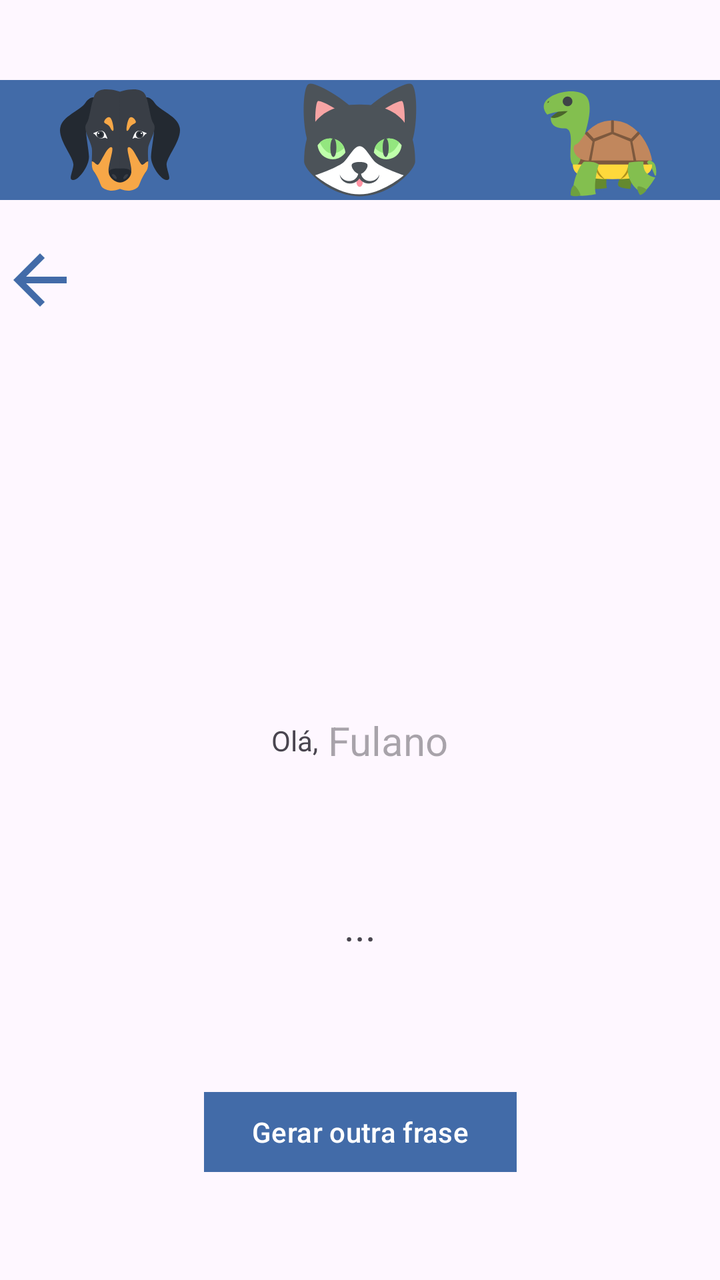
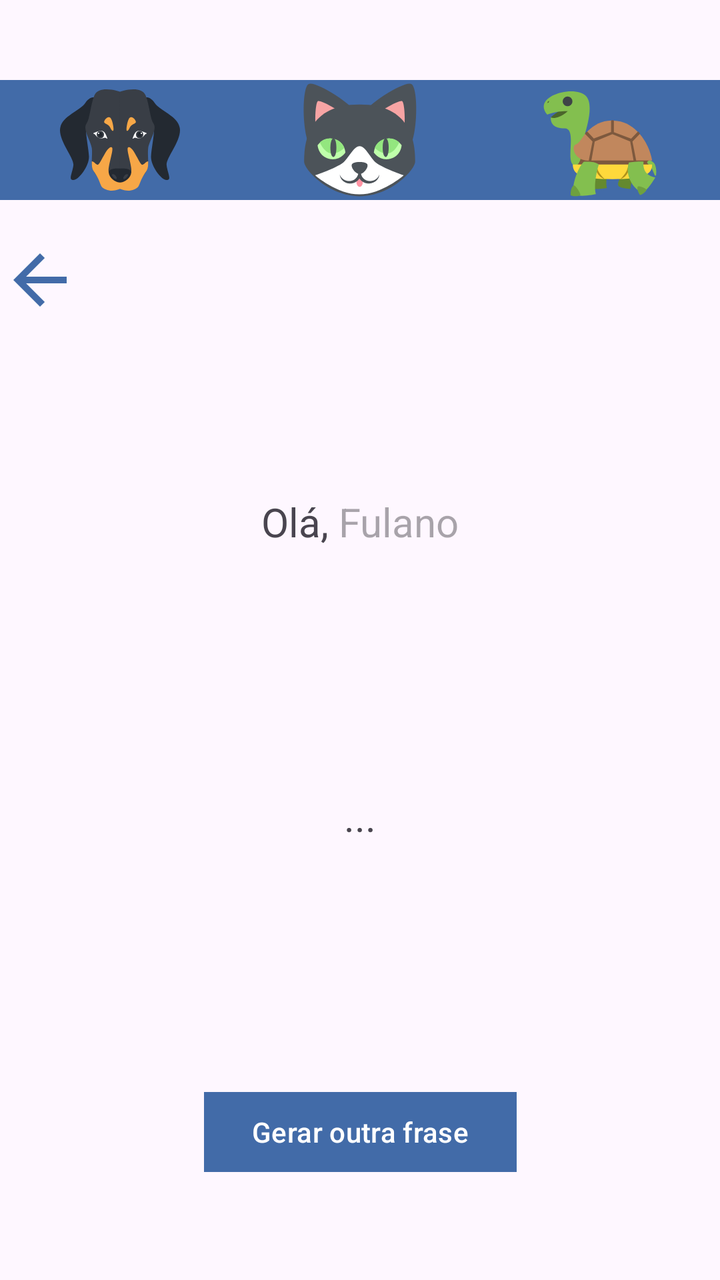

The first picture is an Android layout as it rendered before a commit; the second is the same layout after the commit. The layout source and the unified diff follow.
<!-- AndroidManifest.xml: application theme Theme.App2 -->
<!-- res/layout/activity_main2.xml -->
<?xml version="1.0" encoding="utf-8"?>
<androidx.constraintlayout.widget.ConstraintLayout xmlns:android="http://schemas.android.com/apk/res/android"
    xmlns:app="http://schemas.android.com/apk/res-auto"
    xmlns:tools="http://schemas.android.com/tools"
    android:id="@+id/main"
    android:layout_width="match_parent"
    android:layout_height="match_parent"
    tools:context=".MainActivity2">
<ImageView
    android:layout_marginTop="40dp"
    android:clickable="true"
    android:id="@+id/cachorro"
    android:layout_width="0dp"
    android:layout_height="60dp"
    android:src="@drawable/belinha"
    app:layout_constraintLeft_toLeftOf="parent"
    app:layout_constraintRight_toLeftOf="@id/gato"
    app:layout_constraintTop_toTopOf="parent"
    android:background="@color/blue"
    />
    <ImageView
        android:layout_marginTop="40dp"
        android:clickable="true"
        android:id="@+id/gato"
        android:layout_width="0dp"
        android:layout_height="60dp"
        android:src="@drawable/branquinho"
        app:layout_constraintLeft_toRightOf="@id/cachorro"
        app:layout_constraintRight_toLeftOf="@id/jabuti"
        app:layout_constraintHorizontal_chainStyle="packed"
        app:layout_constraintTop_toTopOf="parent"
        android:background="@color/blue"
        />
    <ImageView
        android:layout_marginTop="40dp"
        android:clickable="true"
        android:id="@+id/jabuti"
        android:layout_width="0dp"
        android:layout_height="60dp"
        android:src="@drawable/juju"
        app:layout_constraintLeft_toRightOf="@id/gato"
        app:layout_constraintRight_toRightOf="parent"
        app:layout_constraintHorizontal_chainStyle="packed"
        app:layout_constraintTop_toTopOf="parent"
        android:background="@color/blue"

        />
    <ImageView
        android:layout_marginTop="20dp"
        android:id="@+id/botaoVoltar"
        android:layout_width="40dp"
        android:layout_height="40dp"
        android:src="@drawable/outline_arrow_back_24"
        app:layout_constraintLeft_toLeftOf="parent"
        app:layout_constraintTop_toBottomOf="@+id/cachorro"

        />
    <TextView
        android:id="@+id/ola"
        android:layout_width="wrap_content"
        android:layout_height="wrap_content"
        app:layout_constraintTop_toBottomOf="@id/cachorro"
        android:text="@string/ola"
        app:layout_constraintRight_toLeftOf="@id/name2"
        app:layout_constraintHorizontal_chainStyle="packed"
        app:layout_constraintLeft_toLeftOf="parent"
        app:layout_constraintBottom_toBottomOf="parent"
        />
    <TextView
        android:id="@+id/name2"
        android:hint="Fulano"
        android:layout_width="wrap_content"
        android:layout_height="wrap_content"
        app:layout_constraintTop_toBottomOf="@id/cachorro"
        app:layout_constraintLeft_toRightOf="@id/ola"
        app:layout_constraintRight_toRightOf="parent"
        app:layout_constraintBottom_toBottomOf="parent"
        android:layout_marginLeft="5dp"
        android:textSize="20sp"
        />
    <TextView
        android:id="@+id/frases"
        android:layout_width="wrap_content"
        android:layout_height="wrap_content"
        app:layout_constraintTop_toBottomOf="@id/name2"
        app:layout_constraintLeft_toLeftOf="parent"
        app:layout_constraintRight_toRightOf="parent"
        app:layout_constraintBottom_toTopOf="@id/botaoFrase"
        android:textSize="20sp"
        android:text="@string/frases"
        android:paddingLeft="30dp"
        android:paddingRight="30dp"
        android:textAlignment="center"
        />
    <Button
        android:id="@+id/botaoFrase"
        android:layout_width="wrap_content"
        android:layout_height="wrap_content"
        android:hint="Gerar outra frase"
        android:textColorHint="@color/white"
        android:backgroundTint="@color/blue"
        app:layout_constraintBottom_toBottomOf="parent"
        app:layout_constraintLeft_toLeftOf="parent"
        app:layout_constraintRight_toRightOf="parent"
        app:cornerRadius="0dp"
        android:layout_marginBottom="50dp"
        />
</androidx.constraintlayout.widget.ConstraintLayout>
<!-- resources referenced by this layout -->
<resources>
  <color name="blue">#426BA8</color>
  <color name="white">#FFFFFFFF</color>
  <!-- drawable belinha: vector/xml drawable (drawable, 4419 chars, omitted) -->
  <!-- drawable branquinho: vector/xml drawable (drawable, 2918 chars, omitted) -->
  <!-- drawable juju: vector/xml drawable (drawable, 3576 chars, omitted) -->
  <!-- drawable outline_arrow_back_24 (drawable) -->
  <vector xmlns:android="http://schemas.android.com/apk/res/android" android:autoMirrored="true" android:height="24dp" android:tint="#426BA8" android:viewportHeight="960" android:viewportWidth="960" android:width="24dp">
        
      <path android:fillColor="@android:color/white" android:pathData="M313,520L537,744L480,800L160,480L480,160L537,216L313,440L800,440L800,520L313,520Z"/>
      
  </vector>
  <string name="frases">...</string>
  <string name="ola">Olá, </string>
  <style name="Theme.App2" parent="Base.Theme.App2" />
  <style name="Base.Theme.App2" parent="Theme.Material3.DayNight.NoActionBar">
          
          
      </style>
</resources>

<!-- the commit's change to res/layout/activity_main2.xml (unified diff, before → after) -->
@@ -64,7 +64,8 @@
         app:layout_constraintRight_toLeftOf="@id/name2"
         app:layout_constraintHorizontal_chainStyle="packed"
         app:layout_constraintLeft_toLeftOf="parent"
-        app:layout_constraintBottom_toBottomOf="parent"
+        app:layout_constraintBottom_toBottomOf="@id/frases"
+        android:textSize="20sp"
         />
     <TextView
         android:id="@+id/name2"
@@ -74,7 +75,7 @@
         app:layout_constraintTop_toBottomOf="@id/cachorro"
         app:layout_constraintLeft_toRightOf="@id/ola"
         app:layout_constraintRight_toRightOf="parent"
-        app:layout_constraintBottom_toBottomOf="parent"
+        app:layout_constraintBottom_toBottomOf="@id/frases"
         android:layout_marginLeft="5dp"
         android:textSize="20sp"
         />
